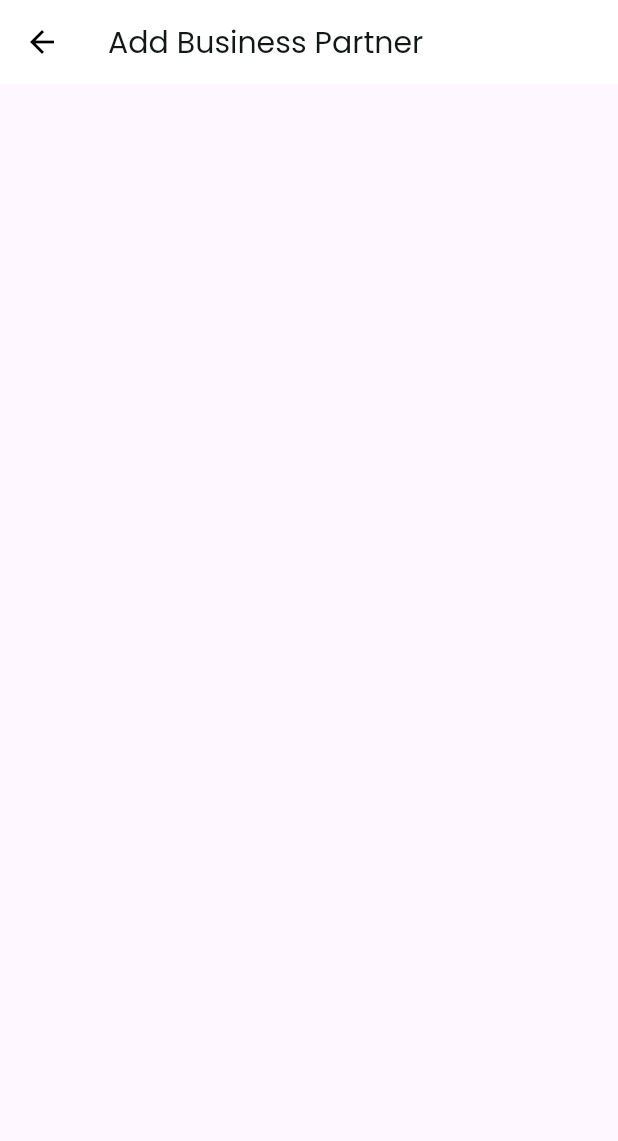
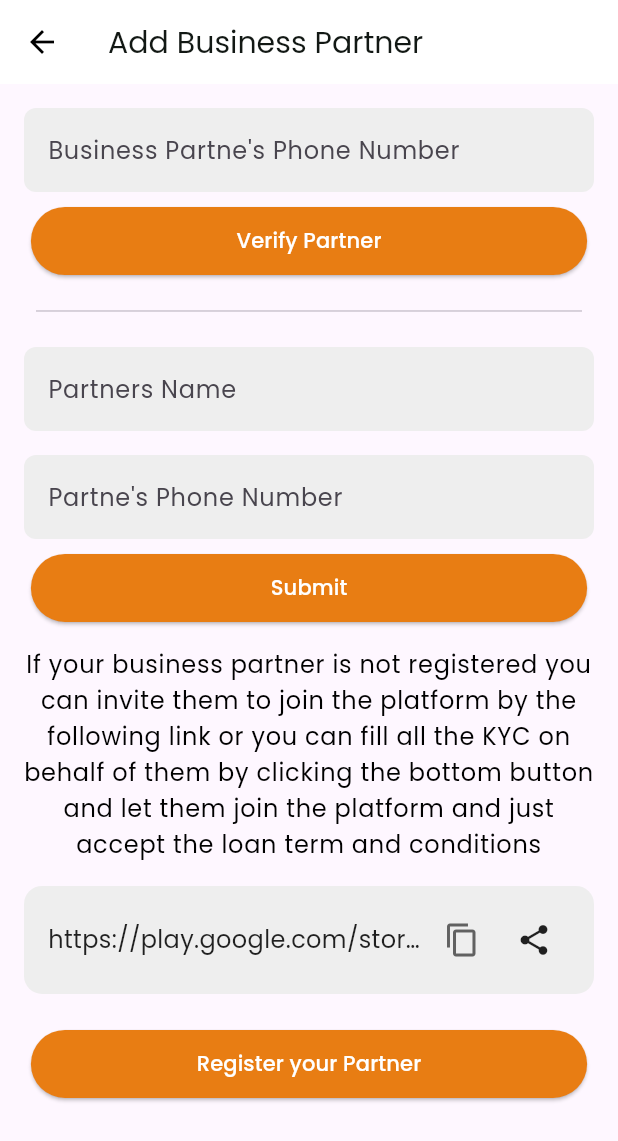
Before and after one commit to AbdulsemedM/Is-Fin, a Flutter app: the AddBisinessPartnerScreen screen opened directly, on a phone screen of 412 x 824 dp. Shown: the top 1141 px of the screen. Run offline on Flutter 3.47's test engine with Material 3 defaults, Android fonts, the phone set to English and light mode, and no system bars; our stand-ins replace custom_sliding_segmented_control, salomon_bottom_bar.

Commit message:
business partner page

```diff
--- a/lib/features/business_partner/presentation/screen/add_bisiness_partner_screen.dart
+++ b/lib/features/business_partner/presentation/screen/add_bisiness_partner_screen.dart
@@ -1,4 +1,8 @@
 import 'package:flutter/material.dart';
+import 'package:ifb_loan/app/app_button.dart';
+import 'package:ifb_loan/app/utils/app_colors.dart';
+import 'package:ifb_loan/app/utils/app_theme.dart';
+import 'package:ifb_loan/features/business_partner/presentation/widget/url_card_widget.dart';
 
 class AddBisinessPartnerScreen extends StatefulWidget {
   const AddBisinessPartnerScreen({super.key});
@@ -9,6 +13,7 @@ class AddBisinessPartnerScreen extends StatefulWidget {
 }
 
 class _AddBisinessPartnerScreenState extends State<AddBisinessPartnerScreen> {
+  var loading = false;
   @override
   Widget build(BuildContext context) {
     return Scaffold(
@@ -18,6 +23,147 @@ class _AddBisinessPartnerScreenState extends State<AddBisinessPartnerScreen> {
           style: Theme.of(context).textTheme.displaySmall,
         ),
       ),
+      body: SingleChildScrollView(
+        child: Padding(
+          padding: const EdgeInsets.all(16.0),
+          child: Column(
+            children: [
+              TextFormField(
+                decoration: InputDecoration(
+                  labelText: 'Business Partne\'s Phone Number',
+                  filled: true,
+                  fillColor: Colors.grey[200],
+                  border: OutlineInputBorder(
+                    borderRadius: BorderRadius.circular(8.0),
+                    borderSide: BorderSide.none,
+                  ),
+                ),
+              ),
+              SizedBox(
+                height: 10,
+              ),
+              MyButton(
+                  backgroundColor: loading
+                      ? AppColors.iconColor
+                      : AppColors.primaryDarkColor,
+                  onPressed: loading
+                      ? () {}
+                      : () {
+                          setState(() {
+                            loading = true;
+                          });
+                        },
+                  buttonText: loading
+                      ? SizedBox(
+                          height: ScreenConfig.screenHeight * 0.02,
+                          width: ScreenConfig.screenHeight * 0.02,
+                          child: const CircularProgressIndicator(
+                            strokeWidth: 3,
+                            color: AppColors.primaryColor,
+                          ),
+                        )
+                      : const Text(
+                          "Verify Partner",
+                          style: TextStyle(color: Colors.white),
+                        )),
+              Padding(
+                padding:
+                    const EdgeInsets.symmetric(horizontal: 8.0, vertical: 16),
+                child: Divider(),
+              ),
+              TextFormField(
+                decoration: InputDecoration(
+                  labelText: 'Partners Name',
+                  filled: true,
+                  fillColor: Colors.grey[200],
+                  border: OutlineInputBorder(
+                    borderRadius: BorderRadius.circular(8.0),
+                    borderSide: BorderSide.none,
+                  ),
+                ),
+              ),
+              SizedBox(height: 16),
+              TextFormField(
+                decoration: InputDecoration(
+                  labelText: 'Partne\'s Phone Number',
+                  filled: true,
+                  fillColor: Colors.grey[200],
+                  border: OutlineInputBorder(
+                    borderRadius: BorderRadius.circular(8.0),
+                    borderSide: BorderSide.none,
+                  ),
+                ),
+              ),
+              SizedBox(
+                height: 10,
+              ),
+              MyButton(
+                  backgroundColor: loading
+                      ? AppColors.iconColor
+                      : AppColors.primaryDarkColor,
+                  onPressed: loading
+                      ? () {}
+                      : () {
+                          setState(() {
+                            loading = true;
+                          });
+                        },
+                  buttonText: loading
+                      ? SizedBox(
+                          height: ScreenConfig.screenHeight * 0.02,
+                          width: ScreenConfig.screenHeight * 0.02,
+                          child: const CircularProgressIndicator(
+                            strokeWidth: 3,
+                            color: AppColors.primaryColor,
+                          ),
+                        )
+                      : const Text(
+                          "Submit",
+                          style: TextStyle(color: Colors.white),
+                        )),
+              Padding(
+                padding: const EdgeInsets.symmetric(vertical: 16.0),
+                child: Text(
+                    textAlign: TextAlign.center,
+                    style: Theme.of(context).textTheme.bodyLarge,
+                    "If your business partner is not registered you can invite them to join the platform by the following link or you can fill all the KYC on behalf of them by clicking the bottom button and let them join the platform and just accept the loan term and conditions"),
+              ),
+              UrlCard(
+                url:
+                    'https://play.google.com/store/apps/details?id=com.example.app',
+                onShare: () {
+                  // Define share functionality here
+                },
+              ),
+              SizedBox(height: 24),
+              MyButton(
+                  backgroundColor: loading
+                      ? AppColors.iconColor
+                      : AppColors.primaryDarkColor,
+                  onPressed: loading
+                      ? () {}
+                      : () {
+                          setState(() {
+                            loading = true;
+                          });
+                        },
+                  buttonText: loading
+                      ? SizedBox(
+                          height: ScreenConfig.screenHeight * 0.02,
+                          width: ScreenConfig.screenHeight * 0.02,
+                          child: const CircularProgressIndicator(
+                            strokeWidth: 3,
+                            color: AppColors.primaryColor,
+                          ),
+                        )
+                      : const Text(
+                          "Register your Partner",
+                          style: TextStyle(color: Colors.white),
+                        )),
+            ],
+          ),
+        ),
+      ),
     );
   }
 }
--- /dev/null
+++ b/lib/features/business_partner/presentation/widget/url_card_widget.dart
@@ -0,0 +1,56 @@
+import 'package:flutter/material.dart';
+import 'package:flutter/services.dart';
+
+class UrlCard extends StatelessWidget {
+  final String url;
+  final VoidCallback onShare;
+
+  const UrlCard({
+    Key? key,
+    required this.url,
+    required this.onShare,
+  }) : super(key: key);
+
+  @override
+  Widget build(BuildContext context) {
+    return Container(
+      padding: const EdgeInsets.symmetric(horizontal: 16.0, vertical: 12.0),
+      decoration: BoxDecoration(
+        color: Colors.grey[200],
+        borderRadius: BorderRadius.circular(12.0),
+      ),
+      child: Row(
+        children: [
+          // URL text
+          Expanded(
+            child: Text(
+              url,
+              style: TextStyle(
+                fontSize: 16,
+                color: Colors.black87,
+              ),
+              overflow: TextOverflow.ellipsis,
+            ),
+          ),
+
+          // Copy icon
+          IconButton(
+            icon: Icon(Icons.copy, color: Colors.grey[700]),
+            onPressed: () {
+              Clipboard.setData(ClipboardData(text: url));
+              ScaffoldMessenger.of(context).showSnackBar(
+                SnackBar(content: Text('URL copied to clipboard')),
+              );
+            },
+          ),
+
+          // Share icon
+          IconButton(
+            icon: Icon(Icons.share, color: Colors.black87),
+            onPressed: onShare,
+          ),
+        ],
+      ),
+    );
+  }
+}
```
